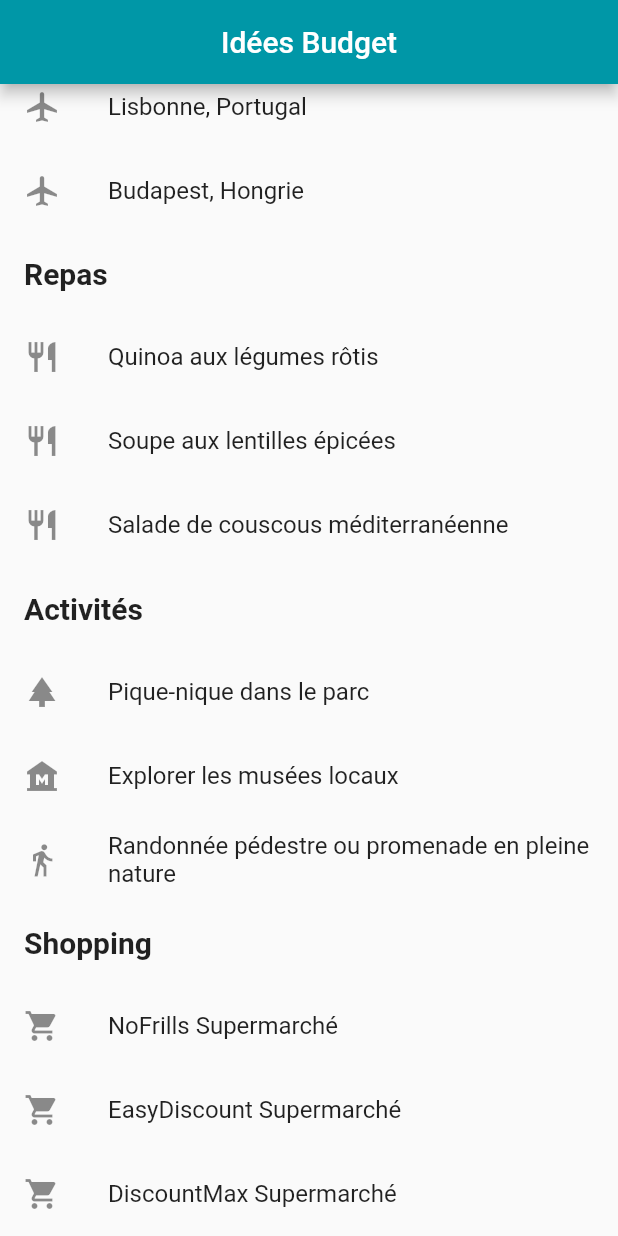
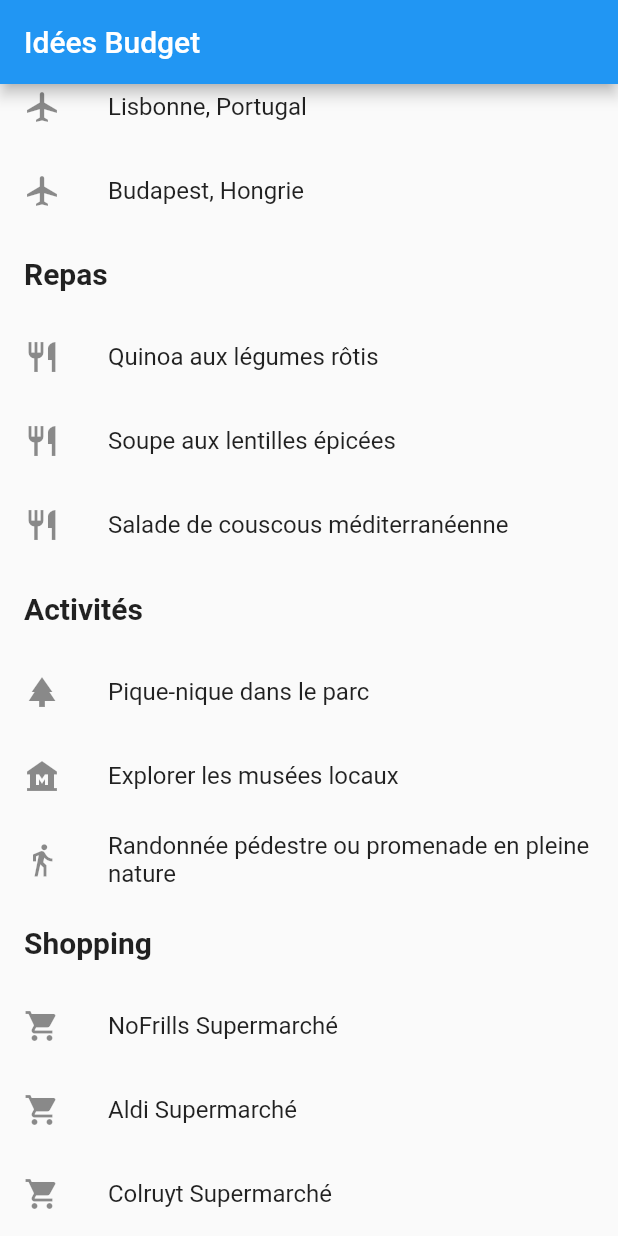
Before and after one commit to naoufal-mft/EconomiZ, a Flutter app: the screen it shows after launch, scrolled down 124 dp, on a phone screen of 412 x 824 dp. Run offline on Flutter 3.47's test engine with Material 2 defaults, Android fonts, the phone set to English and light mode, and no system bars; our stand-ins replace charts_flutter, sqflite, syncfusion_flutter_charts; accounts and stored records are empty.

Commit message:
feat(ideas_page): création de la page des idées

```diff
--- a/lib/data_idee.dart
+++ b/lib/data_idee.dart
@@ -90,51 +90,53 @@ List<BudgetIdea> getShops() {
       category: 'Shopping',
       name: 'NoFrills Supermarché',
       details: 'Villes :\n\n'
-          'Paris\n'
           'Marseille\n'
-          'Lyon\n'
-          'Toulouse\n'
-          'Bordeaux\n\n'
+          'Toulouse\n\n'
           'Détails :\n\n'
           'NoFrills Supermarché est une chaîne présente dans plusieurs grandes villes de France.\n'
           'Ils proposent une large gamme de produits alimentaires et ménagers à des prix abordables.\n'
           'Les magasins NoFrills se concentrent principalement sur les produits de base et les marques génériques pour offrir des économies significatives aux consommateurs.\n'
           'Ils offrent également des promotions régulières pour aider les clients à réaliser davantage d\'économies.',
-      icon: Icons.shopping_cart,
+           icon: Icons.shopping_cart,
     ),
     BudgetIdea(
       category: 'Shopping',
-      name: 'EasyDiscount Supermarché',
+      name: 'Aldi Supermarché',
       details: 'Villes :\n\n'
-          'Lille\n'
-          'Nantes\n'
-          'Strasbourg\n'
-          'Rennes\n'
-          'Montpellier\n\n'
+          'Valenciennes\n'
+          'Douai\n'
+          'Anger\n'
+          'Bourges\n'
+          'Orléans\n'
+          'Limoges\n'
+          'Nantes\n\n'
+          "ALDI se trouve dans plein d'autres villes"
           'Détails :\n\n'
-          'EasyDiscount Supermarché est une enseigne présente dans différentes villes de France.\n'
-          'Ils se spécialisent dans les produits de base à des prix compétitifs.\n'
-          'Les magasins EasyDiscount réduisent les coûts en minimisant les dépenses liées à la présentation des produits, ce qui permet de proposer des prix attractifs aux consommateurs.\n'
-          'Ils proposent une large sélection de produits alimentaires, de produits d\'hygiène et d\'articles ménagers à prix abordables.\n'
-          'Des réductions et des offres spéciales sont régulièrement disponibles.',
-      icon: Icons.shopping_cart,
+          'Aldi Supermarché est une chaîne présente dans plusieurs grandes villes de France, y compris Paris, Marseille, Lyon, Toulouse, Bordeaux, Strasbourg et Nantes.\n'
+          'Ils proposent une large gamme de produits alimentaires et ménagers à des prix abordables.\n'
+          'Les magasins Aldi se concentrent principalement sur les produits de base et les marques génériques pour offrir des économies significatives aux consommateurs.\n'
+          "Ils offrent également des promotions régulières pour aider les clients à réaliser davantage d'économies.",
+          icon: Icons.shopping_cart,
     ),
+
     BudgetIdea(
       category: 'Shopping',
-      name: 'DiscountMax Supermarché',
+      name: 'Colruyt Supermarché',
       details: 'Villes :\n\n'
-          'Nice\n'
-          'Toulon\n'
-          'Grenoble\n'
-          'Angers\n'
-          'Perpignan\n\n'
+          'Paris\n'
+          'Marseille\n'
+          'Lyon\n'
+          'Toulouse\n'
+          'Bordeaux\n'
+          'Nantes\n'
+          'Rennes\n\n'
+          "Colruyt se trouve dans plein d'autres villes"
           'Détails :\n\n'
-          'DiscountMax Supermarché est une chaîne présente dans plusieurs villes de France\n'
-          'Ils sont connus pour leur approche axée sur la réduction des coûts, ce qui leur permet de proposer des produits de qualité à des prix abordables.\n'
-          "Les magasins DiscountMax offrent un large assortiment de produits, notamment des produits alimentaires, des produits frais, des produits d'hygiène et des articles ménagers, le tout à des prix bas.\n"
-          "Ils optimisent leur chaîne d'approvisionnement et travaillent en étroite collaboration avec les producteurs pour obtenir des produits de qualité tout en maintenant des prix compétitifs..\n"
-          'En plus de leurs prix bas, DiscountMax propose régulièrement des offres promotionnelles et des réductions sur les produits de marque ainsi que sur les marques génériques. Cela permet aux clients de réaliser des économies supplémentaires lors de leurs achats..',
-      icon: Icons.shopping_cart,
+          'Colruyt Supermarché est une chaîne présente dans plusieurs grandes villes de France, y compris Paris, Marseille, Lyon, Toulouse, Bordeaux, Nantes et Rennes.\n'
+          'Ils proposent une large gamme de produits alimentaires, ainsi que des articles ménagers, des produits de soins personnels et des produits non alimentaires.\n'
+          "Colruyt se distingue par sa politique de prix bas et son engagement envers la durabilité et l'économie circulaire.\n"
+          'Ils offrent également un service de collecte en ligne appelé "Collect&Go" pour plus de commodité.',
+          icon: Icons.shopping_cart,
     ),
   ];
 }
--- a/lib/ideas_page.dart
+++ b/lib/ideas_page.dart
@@ -7,8 +7,6 @@ class BudgetIdeas extends StatelessWidget {
     return Scaffold(
       appBar: AppBar(
         title: Text('Idées Budget'),
-        centerTitle: true,
-        backgroundColor: Colors.cyan[700],
       ),
       body: ListView(
         children: [
```
